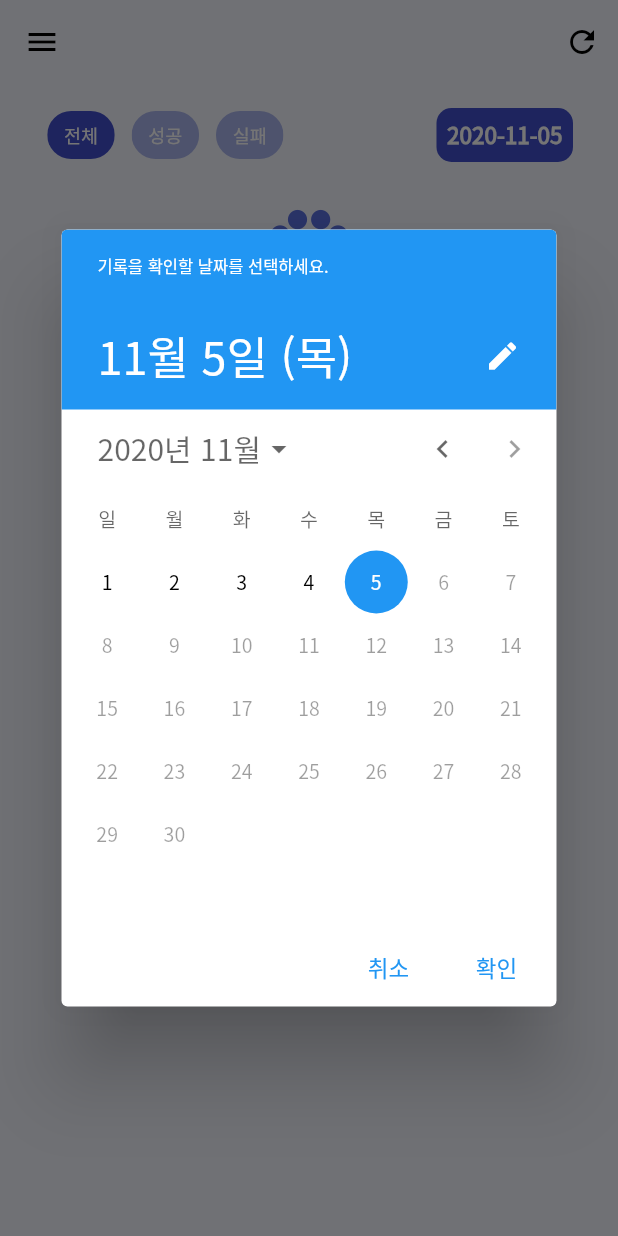
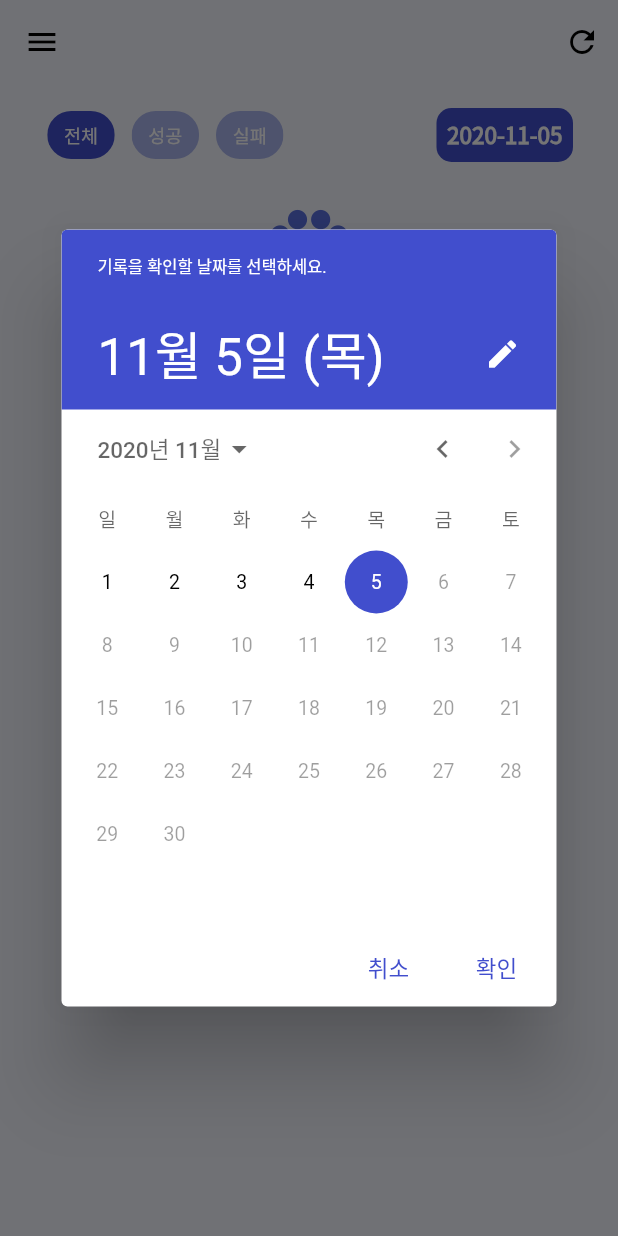
Before and after one commit to livlikwav/GoodPooPee_frontend, a Flutter app: the LogsScreen screen opened by its route, after a tap on an icon or button, on a phone screen of 412 x 824 dp. Run offline on Flutter 3.47's test engine with Material 2 defaults, Android fonts, the phone set to English and light mode, and no system bars; our stand-ins replace dio, fl_chart, flutter_svg, image_gallery_saver, liquid_progress_indicator, lottie and 1 more; missing offline and left inert: add_thumbnail, fab_circular_menu, flutter_vlc_player, rulers, video_thumbnail; accounts and stored records are empty; generated files the repository leaves out were written again; statements that could not run were skipped.

Commit message:
Update overall color and icons

```diff
--- a/gpp_app/lib/screens/home/home.dart
+++ b/gpp_app/lib/screens/home/home.dart
@@ -95,7 +95,7 @@ class _HomeScreenState extends State<HomeScreen> {
                         ),
                         GestureDetector(
                           child: Icon(
-                            Icons.play_circle_filled,
+                            Icons.more_horiz,
                             color: AppColors.accentColor,
                           ),
                           onTap: () => Navigator.of(context)
--- a/gpp_app/lib/screens/logs/components/logs_header.dart
+++ b/gpp_app/lib/screens/logs/components/logs_header.dart
@@ -2,7 +2,6 @@ import 'package:flutter/material.dart';
 import 'package:gpp_app/constants/colors.dart';
 import 'package:gpp_app/screens/logs/components/menu_chips.dart';
 import 'package:gpp_app/screens/logs/logs_provider.dart';
-import 'package:gpp_app/util/size_config.dart';
 import 'package:intl/intl.dart';
 import 'package:provider/provider.dart';
 
@@ -63,6 +62,19 @@ class _LogsHeaderState extends State<LogsHeader> {
       lastDate: DateTime.now(),
       helpText: '기록을 확인할 날짜를 선택하세요.',
       locale: Locale('ko', 'KO'),
+      builder: (BuildContext context, Widget child) {
+        return Theme(
+          data: ThemeData.light().copyWith(
+            primaryColor: Colors.black,
+            colorScheme: ColorScheme.light(
+              primary: AppColors.accentColor,
+              secondary: AppColors.accentColor,
+            ),
+            buttonTheme: ButtonThemeData(textTheme: ButtonTextTheme.primary),
+          ),
+          child: child,
+        );
+      },
     );
     if (picked != null && picked != _logsProvider.datetime)
       _logsProvider.updateRecords(context, picked);
--- a/gpp_app/lib/screens/logs/components/menu_chips.dart
+++ b/gpp_app/lib/screens/logs/components/menu_chips.dart
@@ -9,7 +9,7 @@ class MenuChips extends StatefulWidget {
 
 class _MenuChipsState extends State<MenuChips> {
   List<bool> _selectionList = [true, false, false]; //default
-  final Color _selectedColor = AppColors.accentColor;
+  // final Color _selectedColor = AppColors.accentColor;
   final Color _backgroundColor = AppColors.primaryColor.withOpacity(0.5);
   final double _fontSize = getBlockSizeHorizontal(3);
   @override
@@ -18,7 +18,8 @@ class _MenuChipsState extends State<MenuChips> {
       child: Wrap(
         children: [
           ChoiceChip(
-            selectedColor: _selectedColor,
+            // selectedColor: _selectedColor,
+            selectedColor: AppColors.accentColor,
             backgroundColor: _backgroundColor,
             label: Text(
               '전체',
@@ -36,7 +37,8 @@ class _MenuChipsState extends State<MenuChips> {
           ),
           SizedBox(width: getBlockSizeHorizontal(2)),
           ChoiceChip(
-            selectedColor: _selectedColor,
+            // selectedColor: _selectedColor,
+            selectedColor: Colors.green,
             backgroundColor: _backgroundColor,
             label: Text(
               '성공',
@@ -54,7 +56,8 @@ class _MenuChipsState extends State<MenuChips> {
           ),
           SizedBox(width: getBlockSizeHorizontal(2)),
           ChoiceChip(
-            selectedColor: _selectedColor,
+            // selectedColor: _selectedColor,
+            selectedColor: Colors.red,
             backgroundColor: _backgroundColor,
             label: Text(
               '실패',
--- a/gpp_app/lib/screens/settings/screens/pad/custom_snackbar.dart
+++ b/gpp_app/lib/screens/settings/screens/pad/custom_snackbar.dart
@@ -1,4 +1,5 @@
 import 'package:flutter/material.dart';
+import 'package:gpp_app/constants/colors.dart';
 import 'package:gpp_app/screens/settings/screens/pad/pad_provider.dart';
 import 'package:provider/provider.dart';
 
@@ -23,7 +24,7 @@ class CustomSnackbar extends StatelessWidget {
         padding: EdgeInsets.all(_padding),
         decoration: BoxDecoration(
           borderRadius: BorderRadius.circular(5.0),
-          color: Colors.orange.withOpacity(0.7),
+          color: AppColors.primaryColor.withOpacity(0.7),
         ),
         child: Text(
           strList[length],
--- a/gpp_app/lib/screens/settings/screens/pad/pad_provider.dart
+++ b/gpp_app/lib/screens/settings/screens/pad/pad_provider.dart
@@ -1,4 +1,5 @@
 import 'package:flutter/material.dart';
+import 'package:gpp_app/constants/colors.dart';
 import 'package:gpp_app/util/my_logger.dart';
 
 class PadProvider extends ChangeNotifier {
@@ -71,7 +72,7 @@ Widget _getCircle({
     left: posX - 20.0,
     top: posY - 20.0,
     child: CircleAvatar(
-      backgroundColor: Colors.orange.withOpacity(0.7),
+      backgroundColor: AppColors.primaryColor.withOpacity(0.7),
       child: Text(
         '$number',
         style: TextStyle(
```
Also changed, not shown: gpp_app/lib/screens/settings/screens/pad/custom_pad_menu.dart (+7 -0 lines), gpp_app/lib/screens/streaming/components/custom_streaming_menu.dart (+12 -5 lines), gpp_app/lib/widgets/drawer_menu.dart (+23 -12 lines), gpp_app/assets/images/spitz.jpg (added).
